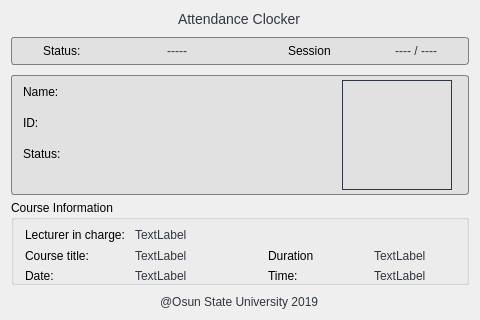
The window that mainwindow.ui (OyeyemiFagbohun/delLater) describes before a commit, drawn with Qt 5.
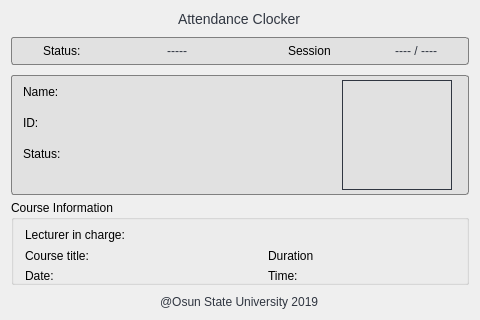
The same window after the commit.

Patch:
```diff
--- a/mainwindow.ui
+++ b/mainwindow.ui
@@ -519,7 +519,7 @@
           </size>
          </property>
          <property name="text">
-          <string>TextLabel</string>
+          <string/>
          </property>
         </widget>
        </item>
@@ -582,7 +582,7 @@
           </size>
          </property>
          <property name="text">
-          <string>TextLabel</string>
+          <string/>
          </property>
         </widget>
        </item>
@@ -629,7 +629,7 @@
           </size>
          </property>
          <property name="text">
-          <string>TextLabel</string>
+          <string/>
          </property>
         </widget>
        </item>
@@ -676,7 +676,7 @@
           </size>
          </property>
          <property name="text">
-          <string>TextLabel</string>
+          <string/>
          </property>
         </widget>
        </item>
@@ -701,7 +701,7 @@
           </size>
          </property>
          <property name="text">
-          <string>TextLabel</string>
+          <string/>
          </property>
         </widget>
        </item>
```
Left out of the diff: 4 changed lines with no effect on the pictures.
